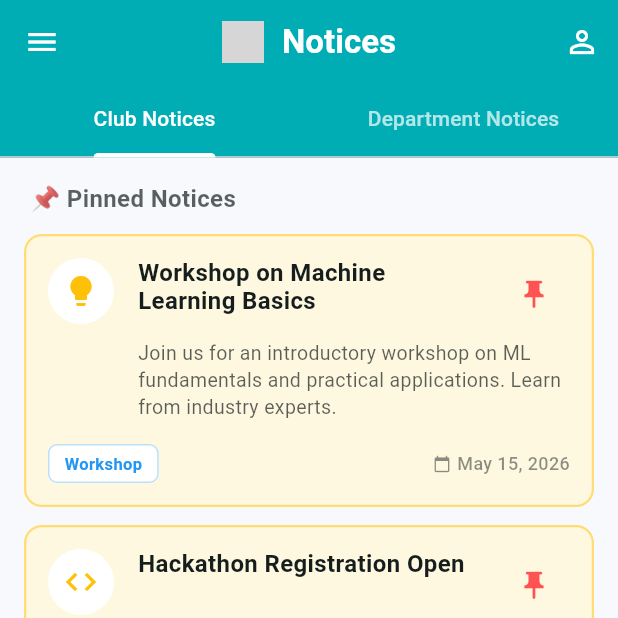
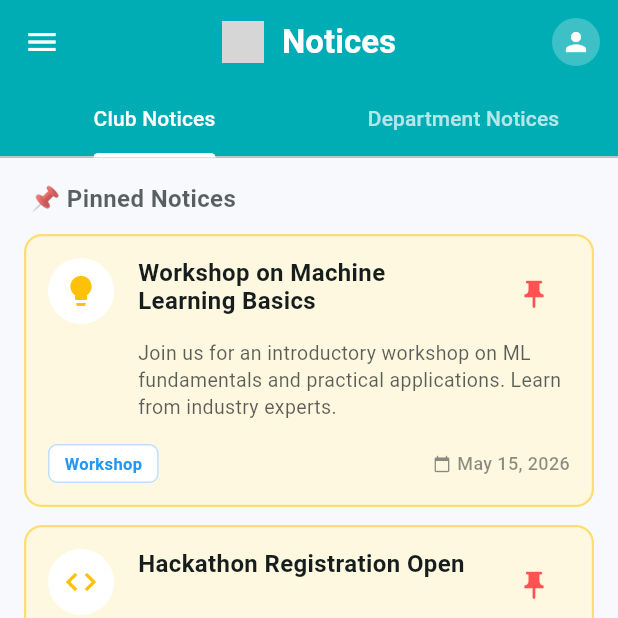
Before and after one commit to ImranHasan13421/ShEC-CSE, a Flutter app: the screen it shows after launch, after a tap on "Login", after a tap on "Notices", on a phone screen of 412 x 824 dp, the top half of it. Run offline on Flutter 3.47's test engine with Material 3 defaults, Android fonts, the phone set to English and light mode, and no system bars; our stand-ins replace image_cropper, image_picker; grey boxes are pictures that could not be loaded.

Commit message:
Updating Screens

```diff
--- /dev/null
+++ b/lib/models/profile_state.dart
@@ -0,0 +1,54 @@
+// lib/models/profile_state.dart
+import 'package:flutter/material.dart';
+
+class ProfileData {
+  final String name;
+  final String email;
+  final String roll;
+  final String studentId;
+  final String duRegNo;
+  final String session;
+  final String? imagePath;
+
+  ProfileData({
+    required this.name,
+    required this.email,
+    required this.roll,
+    required this.studentId,
+    required this.duRegNo,
+    required this.session,
+    this.imagePath,
+  });
+
+  ProfileData copyWith({
+    String? name,
+    String? email,
+    String? roll,
+    String? studentId,
+    String? duRegNo,
+    String? session,
+    String? imagePath,
+  }) {
+    return ProfileData(
+      name: name ?? this.name,
+      email: email ?? this.email,
+      roll: roll ?? this.roll,
+      studentId: studentId ?? this.studentId,
+      duRegNo: duRegNo ?? this.duRegNo,
+      session: session ?? this.session,
+      imagePath: imagePath ?? this.imagePath,
+    );
+  }
+}
+
+// Global Notifier initialized with placeholder data
+final ValueNotifier<ProfileData> currentProfile = ValueNotifier(
+  ProfileData(
+    name: 'Imran',
+    email: 'imran@student.shec.ac.bd',
+    roll: '45',
+    studentId: 'CSE-018-045',
+    duRegNo: '2018314567',
+    session: '2021-2022',
+  ),
+);
--- a/lib/screens/main_screen.dart
+++ b/lib/screens/main_screen.dart
@@ -1,7 +1,7 @@
-//lib/screens/main_screen.dart/
-import 'package:ShEC_CSE/screens/gallery_screen.dart';
-import 'package:ShEC_CSE/screens/messenger_screen.dart';
+// lib/screens/main_screen.dart
+import 'dart:io'; // Required for FileImage
 import 'package:flutter/material.dart';
+import '../models/profile_state.dart'; // Import the global state
 import 'home_screen.dart';
 import 'department_screen.dart';
 import 'login_screen.dart';
@@ -11,6 +11,7 @@ import 'contests_screen.dart';
 import 'messenger_screen.dart';
 import 'club_screen.dart';
 import 'gallery_screen.dart';
+import 'profile_screen.dart'; // Import Profile Screen
 
 class HomeLayout extends StatefulWidget {
   const HomeLayout({super.key});
@@ -22,13 +23,12 @@ class HomeLayout extends StatefulWidget {
 class _HomeLayoutState extends State<HomeLayout> {
   int _currentIndex = 0;
 
-  // Bottom Nav Screens
   List<Widget> _getScreens() {
     return [
       DashboardScreen(
         onNavigateToTab: (index) {
           setState(() {
-            _currentIndex = index; // Switches the tab when called from Home
+            _currentIndex = index;
           });
         },
       ),
@@ -58,7 +58,26 @@ class _HomeLayoutState extends State<HomeLayout> {
         ),
         centerTitle: true,
         actions: [
-          IconButton(icon: const Icon(Icons.person_outline), onPressed: () {}),
+          // Dynamic Profile Icon in AppBar
+          ValueListenableBuilder<ProfileData>(
+            valueListenable: currentProfile,
+            builder: (context, profile, _) {
+              return Padding(
+                padding: const EdgeInsets.only(right: 12.0),
+                child: GestureDetector(
+                  onTap: () {
+                    Navigator.push(context, MaterialPageRoute(builder: (_) => const ProfileScreen()));
+                  },
+                  child: CircleAvatar(
+                    radius: 16,
+                    backgroundColor: Colors.white24,
+                    backgroundImage: profile.imagePath != null ? FileImage(File(profile.imagePath!)) : null,
+                    child: profile.imagePath == null ? const Icon(Icons.person, color: Colors.white, size: 20) : null,
+                  ),
+                ),
+              );
+            },
+          ),
         ],
       ),
       drawer: _buildDrawer(context, colors),
@@ -99,24 +118,33 @@ class _HomeLayoutState extends State<HomeLayout> {
       child: ListView(
         padding: EdgeInsets.zero,
         children: [
-          UserAccountsDrawerHeader(
-            decoration: BoxDecoration(
-              color: colors.primary,
-              // Optional: Add a subtle background pattern or gradient here later
-            ),
-            accountName: const Text('Imran', style: TextStyle(fontWeight: FontWeight.bold, fontSize: 18)),
-            accountEmail: const Text('Member | CSE Dept'),
-            currentAccountPicture: Container(
+          // Dynamic Drawer Header
+          ValueListenableBuilder<ProfileData>(
+            valueListenable: currentProfile,
+            builder: (context, profile, _) {
+              return UserAccountsDrawerHeader(
+                decoration: BoxDecoration(color: colors.primary),
+                accountName: Text(profile.name, style: const TextStyle(fontWeight: FontWeight.bold, fontSize: 18)),
+                accountEmail: Text(profile.email),
+                currentAccountPicture: GestureDetector(
+                  onTap: () {
+                    Navigator.pop(context); // Close Drawer
+                    Navigator.push(context, MaterialPageRoute(builder: (_) => const ProfileScreen()));
+                  },
+                  child: Container(
                     decoration: BoxDecoration(
                       shape: BoxShape.circle,
                       border: Border.all(color: Colors.white, width: 2),
                     ),
-              child: const CircleAvatar(
+                    child: CircleAvatar(
                       backgroundColor: Colors.white,
-                // Replace this icon with a NetworkImage when you link Supabase profiles!
-                child: Icon(Icons.person, size: 40, color: Colors.grey),
+                      backgroundImage: profile.imagePath != null ? FileImage(File(profile.imagePath!)) : null,
+                      child: profile.imagePath == null ? const Icon(Icons.person, size: 40, color: Colors.grey) : null,
                     ),
                   ),
+                ),
+              );
+            },
           ),
           ListTile(
             leading: const Icon(Icons.school),
--- a/pubspec.yaml
+++ b/pubspec.yaml
@@ -11,6 +11,8 @@ dependencies:
     sdk: flutter
   cupertino_icons: ^1.0.8
   url_launcher: ^6.3.2
+  image_picker: ^1.2.1
+  image_cropper: ^12.2.1
 
 dev_dependencies:
   flutter_test:
```
Also changed, not shown: lib/screens/profile_screen.dart (added, +197 -0 lines), pubspec.lock, 6 other files. Lines whose indentation alone changed are shown as unchanged.
